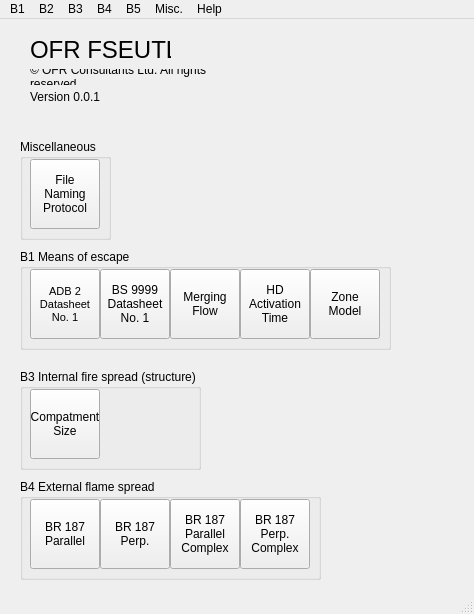
Before: the Qt Designer form fseutil/guilayout/ui/main.ui in fsepy/fseutil, drawn with Qt 5.
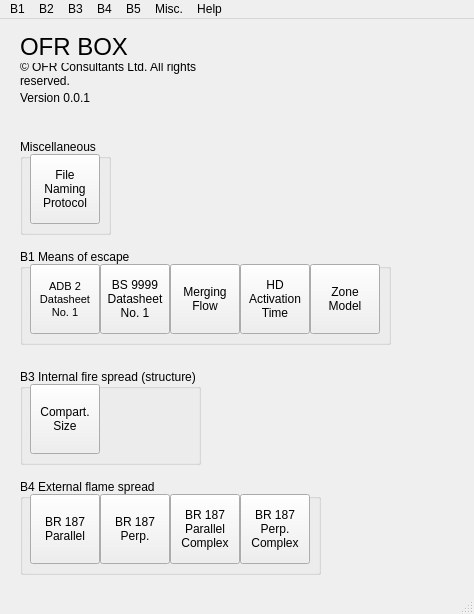
After: the same form once the commit is applied. Icons and pictures are not drawn.

```diff
--- a/fseutil/guilayout/ui/main.ui
+++ b/fseutil/guilayout/ui/main.ui
@@ -17,8 +17,8 @@
    <widget class="QLabel" name="label_logo">
     <property name="geometry">
      <rect>
-      <x>260</x>
-      <y>5</y>
+      <x>265</x>
+      <y>10</y>
       <width>194</width>
       <height>80</height>
      </rect>
@@ -30,85 +30,13 @@
      <pixmap>guilayout/images/ofr-colour-194_80.png</pixmap>
     </property>
    </widget>
-   <widget class="QFrame" name="frame">
-    <property name="geometry">
-     <rect>
-      <x>20</x>
-      <y>20</y>
-      <width>231</width>
-      <height>71</height>
-     </rect>
-    </property>
-    <property name="frameShape">
-     <enum>QFrame::NoFrame</enum>
-    </property>
-    <property name="frameShadow">
-     <enum>QFrame::Plain</enum>
-    </property>
-    <property name="lineWidth">
-     <number>0</number>
-    </property>
-    <widget class="QLabel" name="label_4">
-     <property name="geometry">
-      <rect>
-       <x>10</x>
-       <y>30</y>
-       <width>211</width>
-       <height>16</height>
-      </rect>
-     </property>
-     <property name="text">
-      <string>© OFR Consultants Ltd. All rights reserved.</string>
-     </property>
-     <property name="wordWrap">
-      <bool>true</bool>
-     </property>
-    </widget>
-    <widget class="QLabel" name="label">
-     <property name="geometry">
-      <rect>
-       <x>10</x>
-       <y>0</y>
-       <width>141</width>
-       <height>21</height>
-      </rect>
-     </property>
-     <property name="font">
-      <font>
-       <pointsize>18</pointsize>
-      </font>
-     </property>
-     <property name="text">
-      <string>OFR FSEUTL</string>
-     </property>
-     <property name="alignment">
-      <set>Qt::AlignLeading|Qt::AlignLeft|Qt::AlignVCenter</set>
-     </property>
-    </widget>
-    <widget class="QLabel" name="label_2">
-     <property name="geometry">
-      <rect>
-       <x>10</x>
-       <y>50</y>
-       <width>86</width>
-       <height>16</height>
-      </rect>
-     </property>
-     <property name="text">
-      <string>Version 0.0.1</string>
-     </property>
-     <property name="alignment">
-      <set>Qt::AlignLeading|Qt::AlignLeft|Qt::AlignVCenter</set>
-     </property>
-    </widget>
-   </widget>
    <widget class="QGroupBox" name="groupBox_4">
     <property name="geometry">
      <rect>
       <x>20</x>
       <y>350</y>
       <width>181</width>
-      <height>101</height>
+      <height>96</height>
      </rect>
     </property>
     <property name="title">
@@ -118,13 +46,13 @@
      <property name="geometry">
       <rect>
        <x>10</x>
-       <y>20</y>
+       <y>15</y>
        <width>70</width>
        <height>70</height>
       </rect>
      </property>
      <property name="text">
-      <string>Compatment
+      <string>Compart.
 Size</string>
      </property>
     </widget>
@@ -135,7 +63,7 @@
       <x>20</x>
       <y>230</y>
       <width>371</width>
-      <height>101</height>
+      <height>96</height>
      </rect>
     </property>
     <property name="title">
@@ -145,7 +73,7 @@
      <property name="geometry">
       <rect>
        <x>80</x>
-       <y>20</y>
+       <y>15</y>
        <width>70</width>
        <height>70</height>
       </rect>
@@ -160,7 +88,7 @@
      <property name="geometry">
       <rect>
        <x>150</x>
-       <y>20</y>
+       <y>15</y>
        <width>70</width>
        <height>70</height>
       </rect>
@@ -174,7 +102,7 @@
      <property name="geometry">
       <rect>
        <x>220</x>
-       <y>20</y>
+       <y>15</y>
        <width>70</width>
        <height>70</height>
       </rect>
@@ -189,7 +117,7 @@
      <property name="geometry">
       <rect>
        <x>290</x>
-       <y>20</y>
+       <y>15</y>
        <width>70</width>
        <height>70</height>
       </rect>
@@ -203,7 +131,7 @@
      <property name="geometry">
       <rect>
        <x>10</x>
-       <y>20</y>
+       <y>15</y>
        <width>70</width>
        <height>70</height>
       </rect>
@@ -230,7 +158,7 @@
       <x>20</x>
       <y>120</y>
       <width>91</width>
-      <height>101</height>
+      <height>96</height>
      </rect>
     </property>
     <property name="title">
@@ -240,7 +168,7 @@
      <property name="geometry">
       <rect>
        <x>10</x>
-       <y>20</y>
+       <y>15</y>
        <width>70</width>
        <height>70</height>
       </rect>
@@ -258,7 +186,7 @@
       <x>20</x>
       <y>460</y>
       <width>301</width>
-      <height>101</height>
+      <height>96</height>
      </rect>
     </property>
     <property name="title">
@@ -268,7 +196,7 @@
      <property name="geometry">
       <rect>
        <x>10</x>
-       <y>20</y>
+       <y>15</y>
        <width>70</width>
        <height>70</height>
       </rect>
@@ -285,7 +213,7 @@
      <property name="geometry">
       <rect>
        <x>80</x>
-       <y>20</y>
+       <y>15</y>
        <width>70</width>
        <height>70</height>
       </rect>
@@ -299,7 +227,7 @@
      <property name="geometry">
       <rect>
        <x>150</x>
-       <y>20</y>
+       <y>15</y>
        <width>70</width>
        <height>70</height>
       </rect>
@@ -314,7 +242,7 @@
      <property name="geometry">
       <rect>
        <x>220</x>
-       <y>20</y>
+       <y>15</y>
        <width>70</width>
        <height>70</height>
       </rect>
@@ -326,6 +254,71 @@
      </property>
     </widget>
    </widget>
+   <widget class="QWidget" name="verticalLayoutWidget">
+    <property name="geometry">
+     <rect>
+      <x>20</x>
+      <y>15</y>
+      <width>216</width>
+      <height>71</height>
+     </rect>
+    </property>
+    <layout class="QVBoxLayout" name="verticalLayout">
+     <item>
+      <widget class="QLabel" name="label">
+       <property name="minimumSize">
+        <size>
+         <width>0</width>
+         <height>26</height>
+        </size>
+       </property>
+       <property name="font">
+        <font>
+         <pointsize>18</pointsize>
+        </font>
+       </property>
+       <property name="text">
+        <string>OFR BOX</string>
+       </property>
+       <property name="alignment">
+        <set>Qt::AlignLeading|Qt::AlignLeft|Qt::AlignVCenter</set>
+       </property>
+      </widget>
+     </item>
+     <item>
+      <widget class="QLabel" name="label_4">
+       <property name="minimumSize">
+        <size>
+         <width>0</width>
+         <height>14</height>
+        </size>
+       </property>
+       <property name="text">
+        <string>© OFR Consultants Ltd. All rights reserved.</string>
+       </property>
+       <property name="wordWrap">
+        <bool>true</bool>
+       </property>
+      </widget>
+     </item>
+     <item>
+      <widget class="QLabel" name="label_2">
+       <property name="minimumSize">
+        <size>
+         <width>0</width>
+         <height>14</height>
+        </size>
+       </property>
+       <property name="text">
+        <string>Version 0.0.1</string>
+       </property>
+       <property name="alignment">
+        <set>Qt::AlignLeading|Qt::AlignLeft|Qt::AlignVCenter</set>
+       </property>
+      </widget>
+     </item>
+    </layout>
+   </widget>
   </widget>
   <widget class="QMenuBar" name="menubar">
    <property name="geometry">
```
Left out of the diff: 4 changed lines with no effect on the pictures.
